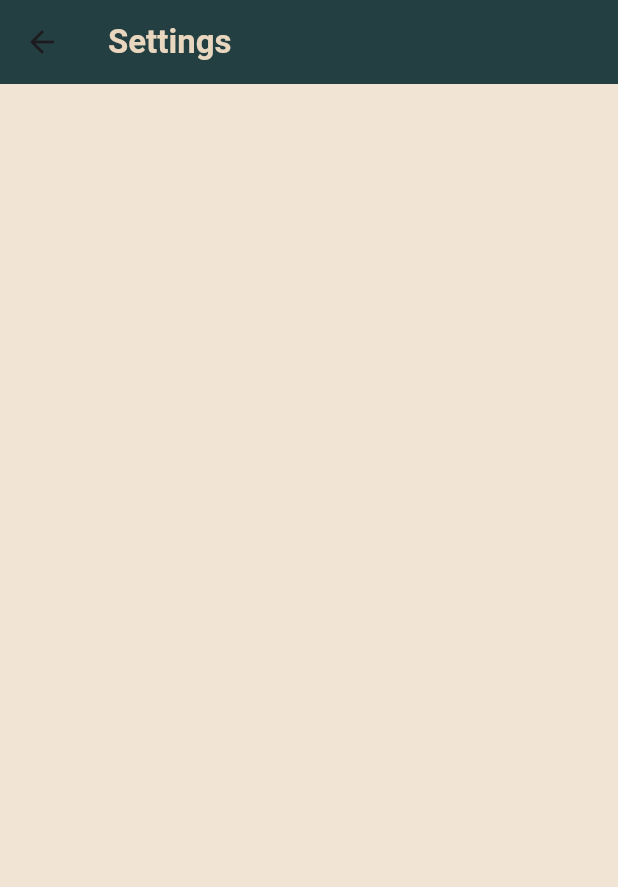
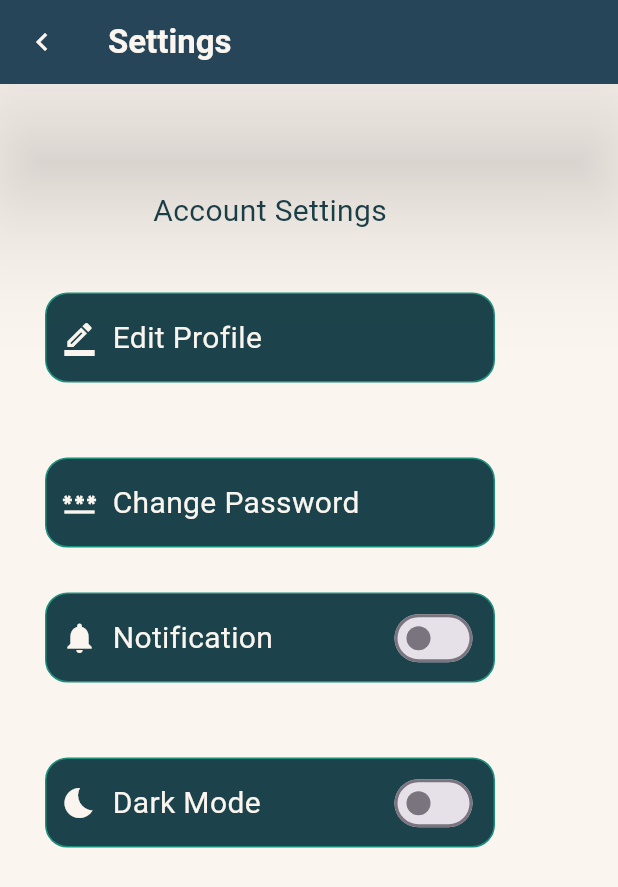
Before and after one commit to EmanAtta/Reconnect, a Flutter app: the Settings screen opened by its route, on a phone screen of 412 x 824 dp. Shown: the top 887 px of the screen. Run offline on Flutter 3.47's test engine with Material 3 defaults, Android fonts, the light colour scheme and no system bars; our stand-ins replace image_picker.

Commit message:
settings

```diff
--- /dev/null
+++ b/reconnect/lib/Views/app_theme.dart
@@ -0,0 +1,6 @@
+import 'package:flutter/material.dart';
+
+class AppTheme {
+  static ThemeData lightTheme = ThemeData.light();
+  static ThemeData darkTheme = ThemeData.dark();
+}
--- /dev/null
+++ b/reconnect/lib/Views/edit.dart
@@ -0,0 +1,38 @@
+import 'package:flutter/material.dart';
+import 'package:reconnect/Views/color.dart';
+
+class Edit extends StatefulWidget {
+  const Edit({super.key});
+
+  @override
+  State<Edit> createState() => _EditState();
+}
+
+class _EditState extends State<Edit> {
+  @override
+  Widget build(BuildContext context) {
+    return Scaffold(
+      appBar: AppBar(
+        backgroundColor: AppColors.secondaryColor,
+        title: Text(
+          'Edit Profile',
+          style: TextStyle(
+              fontWeight: FontWeight.bold, color: AppColors.primaryColor),
+        ),
+        elevation: 40,
+        shadowColor: Colors.black,
+        leading: IconButton(
+          onPressed: () {
+            Navigator.pop(context);
+          },
+          icon: const Icon(Icons.keyboard_arrow_left,
+              color: AppColors.primaryColor),
+        ),
+      ),
+      backgroundColor: AppColors.primaryColor,
+      body: Center(
+        child: Text('Edit Profile'),
+      ),
+    );
+  }
+}
--- a/reconnect/lib/Views/main.dart
+++ b/reconnect/lib/Views/main.dart
@@ -1,5 +1,7 @@
-import 'package:flutter/material.dart';
+ import 'package:flutter/material.dart';
+import 'package:provider/provider.dart';
 import 'package:reconnect/Views/about.dart';
+import 'package:reconnect/Views/edit.dart';
 import 'package:reconnect/Views/forgetpassword.dart';
 import 'package:reconnect/Views/home.dart';
 import 'package:reconnect/Views/login.dart';
@@ -13,28 +15,32 @@ import 'package:reconnect/Views/welcom_page.dart';
 import 'pay.dart';
 
 void main() {
-  runApp(const Reconnect());
+  runApp(
+    const Reconnect(),
+  );
 }
 
 class Reconnect extends StatelessWidget {
-  const Reconnect({super.key});
+  const Reconnect({Key? key}) : super(key: key);
+
   @override
   Widget build(BuildContext context) {
     return MaterialApp(
       debugShowCheckedModeBanner: false,
       home: const WelcomPage(),
       routes: {
-        "login":(context) => const login(),
-        "signup":(context) =>const signup(),
-        "forgetBassword":(context)=> const forgetBassword(),
-        'resetPassword':(context)=>const resetPassword(),
-        "verfiyCode":(context)=>const verfiyCode(),
-        "home":(context) => const Home(),
-        "profile":(context) => const Profile(),
-        "settings":(context) => const Settings(),
-        "privacy":(context) => const Privacy(),
-        'about':(context) => const About(),
-        "pay":(context) => const Pay(),
+        "login": (context) => const login(),
+        "signup": (context) => const signup(),
+        "forgetBassword": (context) => const forgetBassword(),
+        'resetPassword': (context) => const resetPassword(),
+        "verfiyCode": (context) => const verfiyCode(),
+        "home": (context) => const Home(),
+        "profile": (context) => const Profile(),
+        "settings": (context) => Settings(),
+        "privacy": (context) => const Privacy(),
+        'about': (context) => const About(),
+        "pay": (context) => const Pay(),
+        "EditProfile":(context) =>  Edit()
       },
     );
   }
--- a/reconnect/lib/Views/settings.dart
+++ b/reconnect/lib/Views/settings.dart
@@ -1,17 +1,147 @@
+import 'package:flutter/cupertino.dart';
 import 'package:flutter/material.dart';
+import 'package:flutter/widgets.dart';
+import 'package:provider/provider.dart';
+import 'color.dart';
 
 class Settings extends StatelessWidget {
-  const Settings({super.key});
+  @override
+  Widget build(BuildContext context) {
+    return Scaffold(
+      backgroundColor: AppColors.primaryColor,
+      appBar: AppBar(
+        backgroundColor: AppColors.secondaryColor,
+        title: Text(
+          'Settings',
+          style: TextStyle(
+              fontWeight: FontWeight.bold, color: AppColors.primaryColor),
+        ),
+        elevation: 40,
+        shadowColor: Colors.black,
+        leading: IconButton(
+          onPressed: () {
+            Navigator.pop(context);
+          },
+          icon: const Icon(Icons.keyboard_arrow_left,
+              color: AppColors.primaryColor),
+        ),
+      ),
+      body: Column(
+        children: [
+          Padding(
+              padding: EdgeInsets.only(top: 70, left: 30),
+              child: Text(
+                'Account Settings',
+                style: TextStyle(
+                    color: AppColors.secondaryColor,
+                    fontSize: 20,
+                    fontWeight: FontWeight.w400),
+              )),
+          SizedBox(
+            height: 10,
+          ),
+          InkWell(
+            onTap: () {
+              Navigator.pushNamed(context, "EditProfile");
+            },
+            child: const button(
+              button_text: "Edit Profile",
+              icon: Icons.border_color_outlined,
+            ),
+          ),
+          SizedBox(
+            height: 20,
+          ),
+          InkWell(
+            onTap: () {
+              Navigator.pushNamed(context, "forgetBassword");
+            },
+            child: const button(
+              button_text: "Change Password",
+              icon: Icons.password_outlined,
+            ),
+          ),
+          const button(
+            button_text: 'Notification',
+            icon: Icons.notifications,
+          ),
+          SizedBox(
+            height: 20,
+          ),
+          const button(
+            button_text: 'Dark Mode',
+            icon: Icons.bedtime,
+          ),
+        ],
+      ),
+    );
+  }
+}
+
+class button extends StatefulWidget {
+  final String button_text;
+  final IconData icon; // Add an icon parameter
+
+  const button({Key? key, required this.button_text, required this.icon})
+      : super(key: key);
+
+  @override
+  State<button> createState() => _buttonState();
+}
+
+class _buttonState extends State<button> {
+  bool switchValue = false; // Add a boolean variable to store switch state
 
   @override
   Widget build(BuildContext context) {
-    return Scaffold(
-      backgroundColor:  const Color(0xFFF1E4D4) ,
-      appBar: AppBar(title: const Text('Settings',style:
-       TextStyle(fontWeight: FontWeight.bold,color:  Color(0xFFE9D6BF) ),
-       ),
-       backgroundColor:  const Color(0xFF233F41),
-    ),)
-    ;
+    return Padding(
+      padding: const EdgeInsets.only(top: 30, left: 30),
+      child: Container(
+        height: 60,
+        width: 300,
+        decoration: BoxDecoration(
+          color: AppColors.secondaryColor,
+          borderRadius: BorderRadius.circular(15),
+          border: Border.all(color: Color.fromARGB(255, 27, 144, 124)),
+        ),
+        child: Padding(
+          padding: EdgeInsets.only(top: 1, left: 10, right: 10),
+          child: Row(
+            mainAxisAlignment: MainAxisAlignment.spaceBetween,
+            children: [
+              Row(
+                children: [
+                  Icon(
+                    widget.icon,
+                    color: AppColors.primaryColor,
+                  ),
+                  SizedBox(width: 10), // Adjust spacing between icon and text
+                  Text(
+                    widget.button_text,
+                    style: const TextStyle(
+                      fontSize: 20,
+                      fontWeight: FontWeight.w400,
+                      color: AppColors.primaryColor,
+                    ),
+                  ),
+                ],
+              ),
+              if (widget.button_text == 'Notification' ||
+                  widget.button_text == 'Dark Mode')
+                Switch(
+                  activeColor: AppColors.primaryColor,
+                  value: switchValue,
+                  onChanged: (value) {
+                    setState(() {
+                      switchValue = value;
+                    });
+                    // Add logic for handling switch state change here
+                  },
+                ),
+            ],
+          ),
+        ),
+      ),
+    );
   }
 }
--- /dev/null
+++ b/reconnect/lib/Views/theme.dart
@@ -0,0 +1,12 @@
+import 'package:flutter/material.dart';
+
+class ThemeNotifier with ChangeNotifier {
+  bool _isDarkMode = false;
+
+  bool get isDarkMode => _isDarkMode;
+
+  void toggleTheme() {
+    _isDarkMode = !_isDarkMode;
+    notifyListeners();
+  }
+}
--- a/reconnect/pubspec.yaml
+++ b/reconnect/pubspec.yaml
@@ -31,6 +31,7 @@ dependencies:
   flutter:
     sdk: flutter
   image_picker: ^0.8.4
+  provider: ^5.0.0
 
 
   # The following adds the Cupertino Icons font to your application.
@@ -58,6 +59,7 @@ flutter:
   # included with your application, so that you can use the icons in
   # the material Icons class.
   uses-material-design: true
+
 
   # To add assets to your application, add an assets section, like this:
   assets:
```
Also changed, not shown: reconnect/pubspec.lock.
